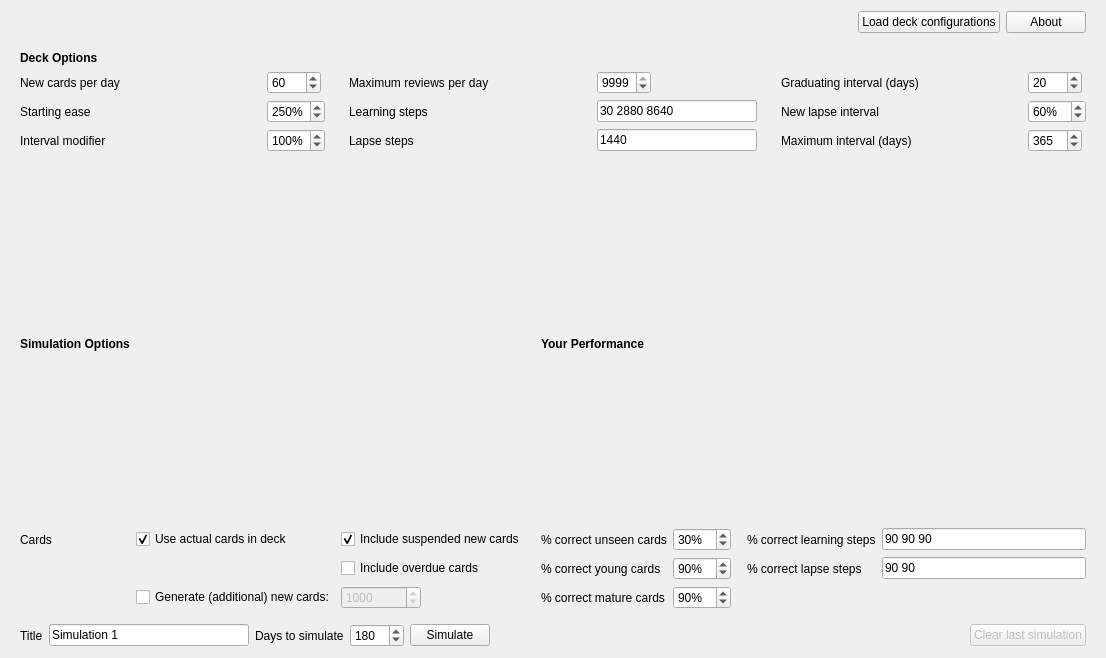
This is designer/anki_simulator_dialog.ui in giovannihenriksen/Anki-Simulator as Qt 5 draws it before an edit. The edited form follows.
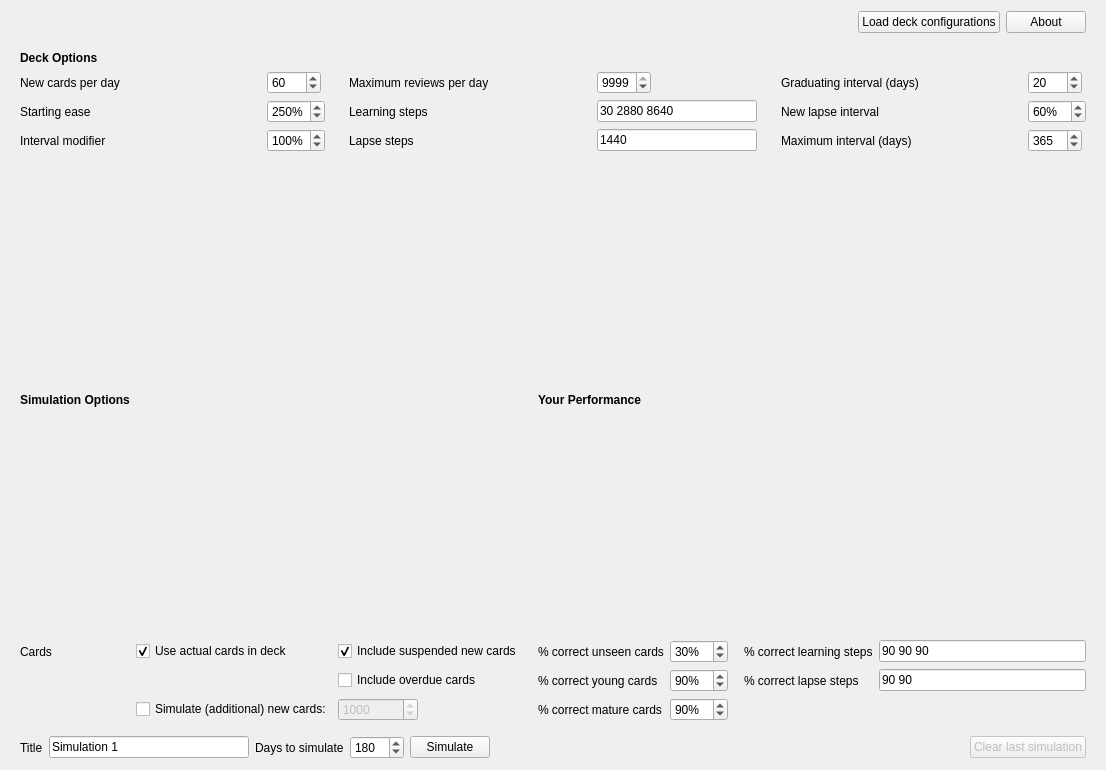
This is the edited form.

Commit message: Changed 'Generate additional new cards' to 'Simulate additional new cards'

```diff
--- a/designer/anki_simulator_dialog.ui
+++ b/designer/anki_simulator_dialog.ui
@@ -7,7 +7,7 @@
     <x>0</x>
     <y>0</y>
     <width>1106</width>
-    <height>658</height>
+    <height>770</height>
    </rect>
   </property>
   <property name="windowTitle">
@@ -598,7 +598,7 @@
       <item row="5" column="1">
        <widget class="QCheckBox" name="generateAdditionalNewCardsCheckbox">
         <property name="text">
-         <string>Generate (additional) new cards:</string>
+         <string>Simulate (additional) new cards:</string>
         </property>
        </widget>
       </item>
```
Left out of the diff: 4 changed lines with no effect on the pictures. The commit also changes 1 other file.
